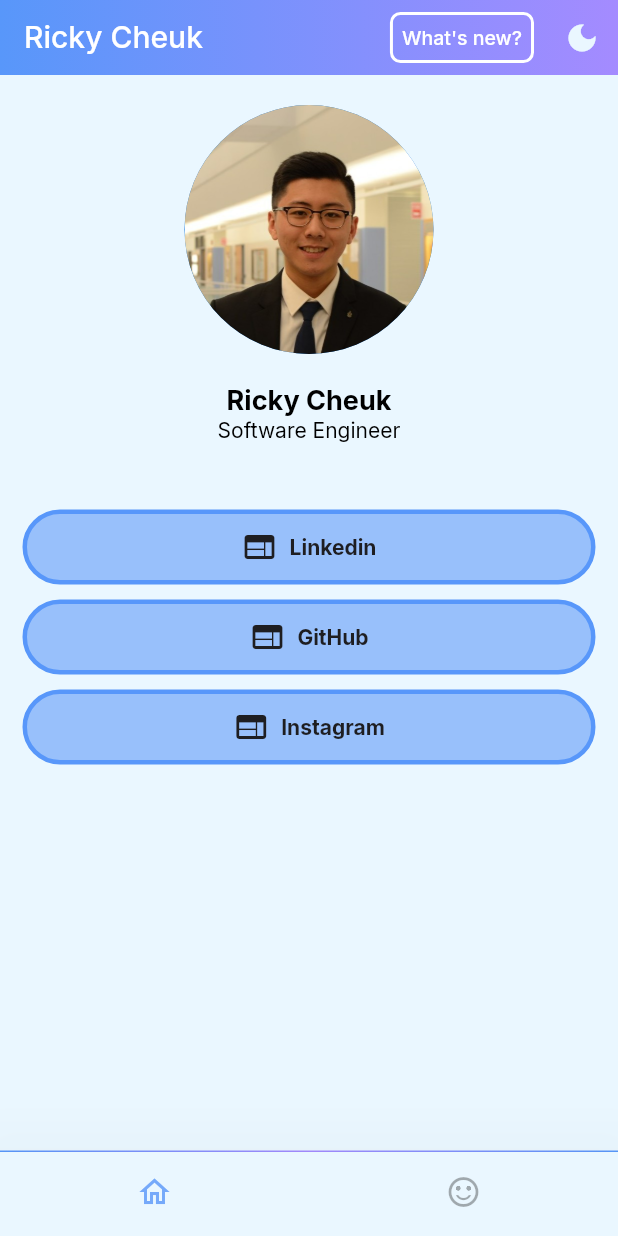
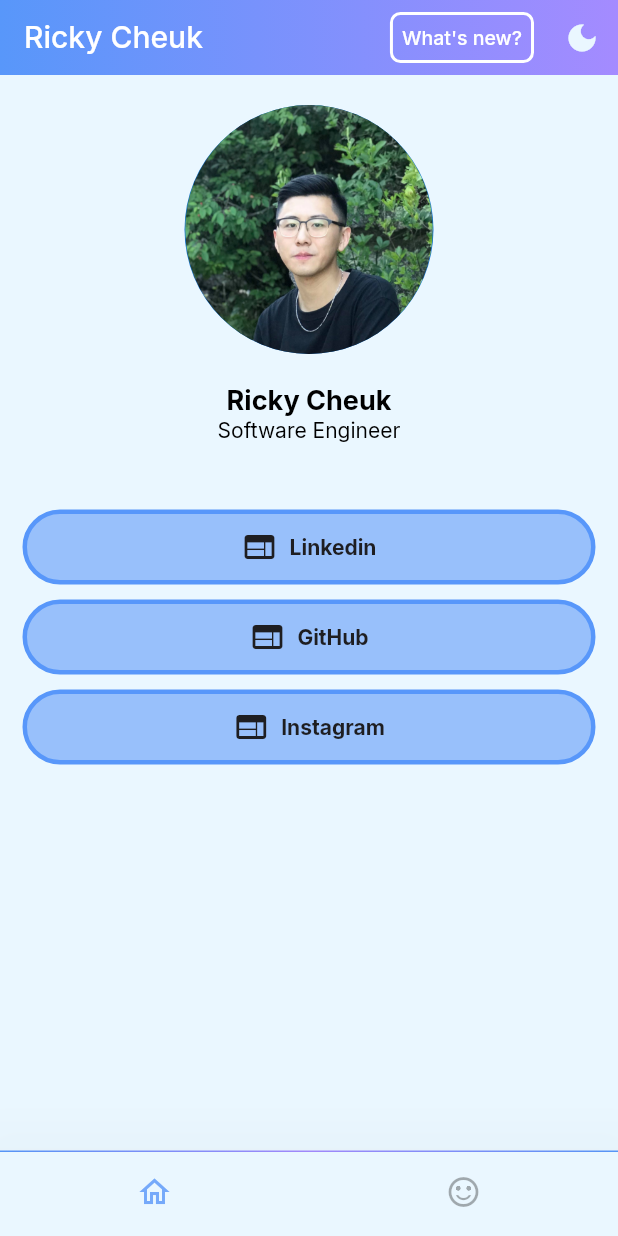
Before and after one commit to rickycheuk/my_web, a Flutter app: the screen it shows after launch, on a phone screen of 412 x 824 dp. Run offline on Flutter 3.47's test engine with Material 2 defaults, Android fonts, the phone set to English and light mode, and no system bars; our stand-ins replace animated_text_kit, cloud_firestore, firebase_analytics, firebase_auth, firebase_core, google_fonts; missing offline and left inert: flutter_rounded_progress_bar; accounts and stored records are empty; network calls fail.

Commit message:
update pic

```diff
--- a/lib/pages/home_page.dart
+++ b/lib/pages/home_page.dart
@@ -45,7 +45,7 @@
                       maxRadius: 180,
                       child: ClipRRect(
                         borderRadius: BorderRadius.circular(500),
-                        child: Image.asset('assets/images/rickycheuk.jpg'),
+                        child: Image.asset('assets/images/ricky.jpg'),
                       )),
                 ),
               ),
--- a/pubspec.yaml
+++ b/pubspec.yaml
@@ -69,6 +69,8 @@
   # To add assets to your application, add an assets section, like this:
   assets:
      - assets/images/rickycheuk.jpg
+     - assets/images/ricky.jpg
+     - assets/images/ricky2.jpg
   #   - images/a_dot_ham.jpeg
 
   # An image assets can refer to one or more resolution-specific "variants", see
```
Also changed, not shown: assets/images/ricky.jpg (added), assets/images/ricky2.jpg (added).
